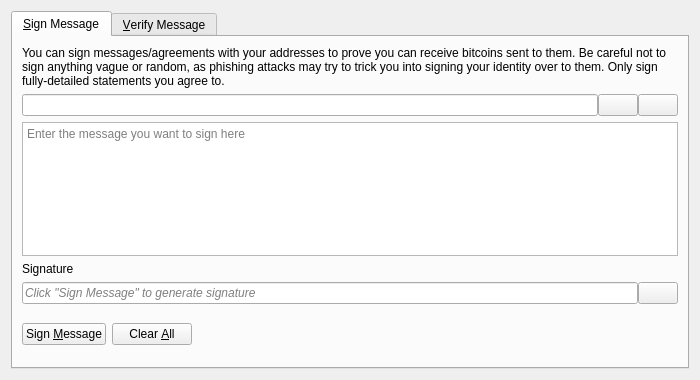
The window that src/qt/forms/signverifymessagedialog.ui (willyjin17/coin) describes before a commit, drawn with Qt 5.
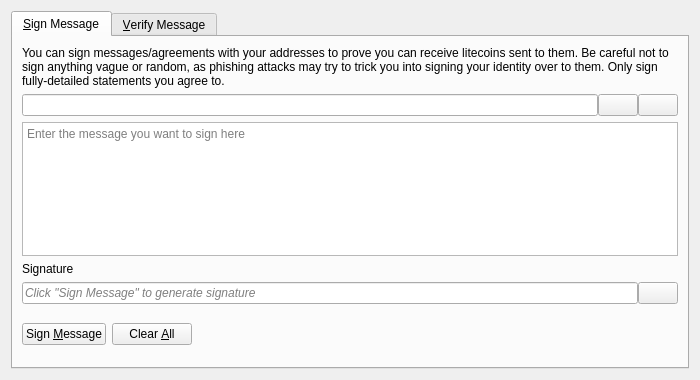
The same window after the commit. Icons and pictures are not drawn. Custom widgets are drawn as their Qt base class.

Commit message: Litecoin: Branding

Diff of the .ui file:
```diff
--- a/src/qt/forms/signverifymessagedialog.ui
+++ b/src/qt/forms/signverifymessagedialog.ui
@@ -30,7 +30,7 @@
        <item>
         <widget class="QLabel" name="infoLabel_SM">
          <property name="text">
-          <string>You can sign messages/agreements with your addresses to prove you can receive bitcoins sent to them. Be careful not to sign anything vague or random, as phishing attacks may try to trick you into signing your identity over to them. Only sign fully-detailed statements you agree to.</string>
+          <string>You can sign messages/agreements with your addresses to prove you can receive litecoins sent to them. Be careful not to sign anything vague or random, as phishing attacks may try to trick you into signing your identity over to them. Only sign fully-detailed statements you agree to.</string>
          </property>
          <property name="textFormat">
           <enum>Qt::PlainText</enum>
```
Left out of the diff: 8 changed lines with no effect on the pictures. The commit also changes 93 other files.
